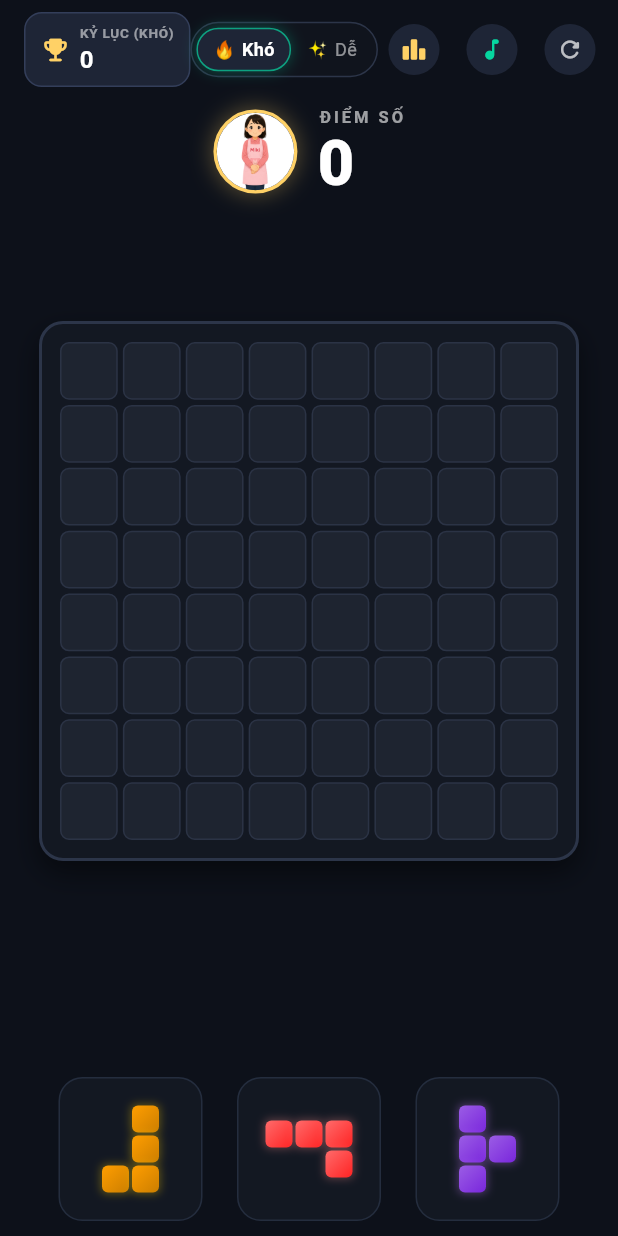
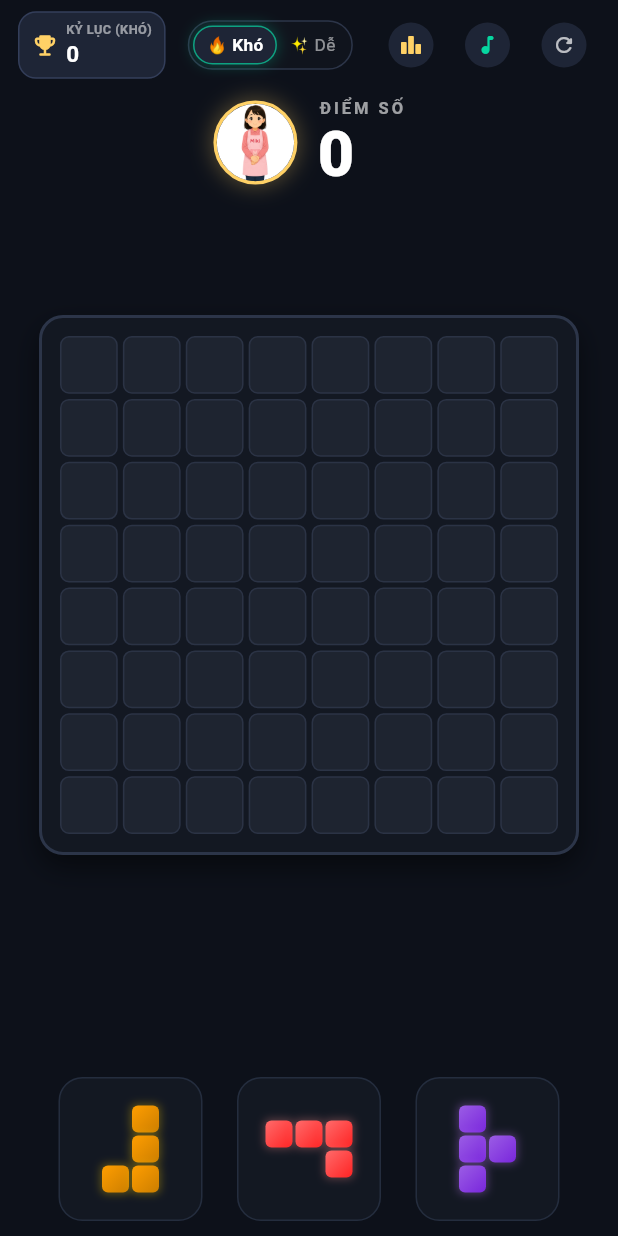
Before and after one commit to gavadehn/block_puzzle, a Flutter app: the screen it shows after launch, on a phone screen of 412 x 824 dp. Run offline on Flutter 3.47's test engine with Material 3 defaults, Android fonts, the phone set to English and light mode, and no system bars; our stand-ins replace audioplayers, shared_preferences; statements that could not run were skipped.

Commit message:
fix(ui): responsive top header layout for narrow screens and mode-specific high score display

```diff
--- a/lib/logic/game_controller.dart
+++ b/lib/logic/game_controller.dart
@@ -2,6 +2,7 @@ import 'dart:math';
 import 'package:flutter/material.dart';
 import '../models/block_shape.dart';
 import '../services/audio_manager.dart';
+import '../services/high_score_service.dart';
 
 class ClearedLineInfo {
   final List<int> rows;
@@ -30,7 +31,6 @@ class GameController extends ChangeNotifier {
 
   int? _selectedHandIndex;
   int _score = 0;
-  int _highScore = 0;
   int _comboStreak = 0;
   bool _isGameOver = false;
 
@@ -43,7 +43,7 @@ class GameController extends ChangeNotifier {
   List<BlockShape?> get hand => _hand;
   int? get selectedHandIndex => _selectedHandIndex;
   int get score => _score;
-  int get highScore => _highScore;
+  int get highScore => max(_score, HighScoreService.instance.getHighestScore(_mode));
   int get comboStreak => _comboStreak;
   bool get isGameOver => _isGameOver;
   Set<String> get clearingCells => _clearingCells;
@@ -203,12 +203,7 @@ class GameController extends ChangeNotifier {
       AudioManager.instance.playDrop();
     }
 
-    // 5. Update High Score (without mid-game fanfare interruption)
-    if (_score > _highScore) {
-      _highScore = _score;
-    }
-
-    // 6. Refill hand if all 3 used
+    // 5. Refill hand if all 3 used
     if (_hand.every((s) => s == null)) {
       _spawnHand();
     }
--- a/lib/ui/widgets/score_board.dart
+++ b/lib/ui/widgets/score_board.dart
@@ -33,57 +33,66 @@ class ScoreBoardWidget extends StatelessWidget {
   @override
   Widget build(BuildContext context) {
     return Padding(
-      padding: const EdgeInsets.symmetric(horizontal: 16, vertical: 8),
+      padding: const EdgeInsets.symmetric(horizontal: 12, vertical: 6),
       child: Column(
         children: [
           // Row 1: High Score + Mode Selector + Controls
           Row(
             mainAxisAlignment: MainAxisAlignment.spaceBetween,
+            crossAxisAlignment: CrossAxisAlignment.center,
             children: [
               // High Score Card (Clickable to open Leaderboard)
-              ListenableBuilder(
+              Flexible(
+                child: ListenableBuilder(
                   listenable: HighScoreService.instance,
                   builder: (context, _) {
-                  final bestScore = max(highScore, HighScoreService.instance.getHighestScore(mode));
+                    final bestScore = max(score, HighScoreService.instance.getHighestScore(mode));
                     return InkWell(
                       onTap: () => _showLeaderboard(context),
                       borderRadius: BorderRadius.circular(12),
                       child: Container(
-                      padding: const EdgeInsets.symmetric(horizontal: 10, vertical: 6),
+                        padding: const EdgeInsets.symmetric(horizontal: 8, vertical: 5),
                         decoration: BoxDecoration(
                           color: const Color(0xFF1E2536),
                           borderRadius: BorderRadius.circular(12),
                           border: Border.all(color: const Color(0xFF333E5A)),
                         ),
                         child: Row(
+                          mainAxisSize: MainAxisSize.min,
                           children: [
                             const Icon(
                               Icons.emoji_events_rounded,
                               color: Color(0xFFFFD166),
-                            size: 20,
+                              size: 18,
                             ),
-                          const SizedBox(width: 6),
-                          Column(
+                            const SizedBox(width: 5),
+                            Flexible(
+                              child: Column(
                                 crossAxisAlignment: CrossAxisAlignment.start,
+                                mainAxisSize: MainAxisSize.min,
                                 children: [
                                   Text(
                                     'KỶ LỤC (${mode.displayName.toUpperCase()})',
                                     style: const TextStyle(
                                       color: Colors.white54,
-                                  fontSize: 9,
+                                      fontSize: 8.5,
                                       fontWeight: FontWeight.bold,
-                                  letterSpacing: 0.5,
+                                      letterSpacing: 0.3,
                                     ),
+                                    maxLines: 1,
+                                    overflow: TextOverflow.ellipsis,
                                   ),
                                   Text(
                                     '$bestScore',
                                     style: const TextStyle(
                                       color: Colors.white,
-                                  fontSize: 16,
+                                      fontSize: 15,
                                       fontWeight: FontWeight.bold,
                                     ),
+                                    maxLines: 1,
                                   ),
                                 ],
+                              ),
                             ),
                           ],
                         ),
@@ -91,10 +100,12 @@ class ScoreBoardWidget extends StatelessWidget {
                     );
                   },
                 ),
+              ),
+              const SizedBox(width: 6),
 
               // Mode Selector (🔥 Khó | ✨ Dễ)
               Container(
-                padding: const EdgeInsets.all(3),
+                padding: const EdgeInsets.all(2.5),
                 decoration: BoxDecoration(
                   color: const Color(0xFF10141D),
                   borderRadius: BorderRadius.circular(20),
@@ -118,6 +129,7 @@ class ScoreBoardWidget extends StatelessWidget {
                   ],
                 ),
               ),
+              const SizedBox(width: 6),
 
               // Action Buttons: Leaderboard, Audio, Restart
               ListenableBuilder(
@@ -130,42 +142,42 @@ class ScoreBoardWidget extends StatelessWidget {
                       // Leaderboard Button
                       IconButton(
                         onPressed: () => _showLeaderboard(context),
-                        icon: const Icon(Icons.leaderboard_rounded, size: 18),
+                        icon: const Icon(Icons.leaderboard_rounded, size: 16),
                         color: const Color(0xFFFFD166),
                         tooltip: 'Bảng vàng kỷ lục',
                         style: IconButton.styleFrom(
                           backgroundColor: const Color(0xFF1E2536),
-                          padding: const EdgeInsets.all(6),
-                          minimumSize: const Size(34, 34),
+                          padding: EdgeInsets.zero,
+                          minimumSize: const Size(30, 30),
                         ),
                       ),
-                      const SizedBox(width: 4),
+                      const SizedBox(width: 3),
                       // Music Toggle Button
                       IconButton(
                         onPressed: () => audio.toggleMusic(),
                         icon: Icon(
                           audio.isMusicEnabled ? Icons.music_note_rounded : Icons.music_off_rounded,
-                          size: 18,
+                          size: 16,
                         ),
                         color: audio.isMusicEnabled ? const Color(0xFF06D6A0) : Colors.white38,
                         tooltip: audio.isMusicEnabled ? 'Tắt nhạc nền' : 'Bật nhạc nền',
                         style: IconButton.styleFrom(
                           backgroundColor: const Color(0xFF1E2536),
-                          padding: const EdgeInsets.all(6),
-                          minimumSize: const Size(34, 34),
+                          padding: EdgeInsets.zero,
+                          minimumSize: const Size(30, 30),
                         ),
                       ),
-                      const SizedBox(width: 4),
+                      const SizedBox(width: 3),
                       // Restart Button
                       IconButton(
                         onPressed: onRestart,
-                        icon: const Icon(Icons.refresh_rounded, size: 18),
+                        icon: const Icon(Icons.refresh_rounded, size: 16),
                         color: Colors.white70,
                         tooltip: 'Chơi lại',
                         style: IconButton.styleFrom(
                           backgroundColor: const Color(0xFF1E2536),
-                          padding: const EdgeInsets.all(6),
-                          minimumSize: const Size(34, 34),
+                          padding: EdgeInsets.zero,
+                          minimumSize: const Size(30, 30),
                         ),
                       ),
                     ],
@@ -174,7 +186,7 @@ class ScoreBoardWidget extends StatelessWidget {
               ),
             ],
           ),
-          const SizedBox(height: 12),
+          const SizedBox(height: 10),
 
           // Current Score with Miki Mascot
           Row(
@@ -302,7 +314,7 @@ class ScoreBoardWidget extends StatelessWidget {
       borderRadius: BorderRadius.circular(16),
       child: AnimatedContainer(
         duration: const Duration(milliseconds: 180),
-        padding: const EdgeInsets.symmetric(horizontal: 10, vertical: 5),
+        padding: const EdgeInsets.symmetric(horizontal: 8, vertical: 4),
         decoration: BoxDecoration(
           color: isSelected ? const Color(0xFF1E2536) : Colors.transparent,
           borderRadius: BorderRadius.circular(16),
@@ -321,13 +333,13 @@ class ScoreBoardWidget extends StatelessWidget {
         child: Row(
           mainAxisSize: MainAxisSize.min,
           children: [
-            Text(icon, style: const TextStyle(fontSize: 12)),
-            const SizedBox(width: 4),
+            Text(icon, style: const TextStyle(fontSize: 11)),
+            const SizedBox(width: 3),
             Text(
               title,
               style: TextStyle(
                 color: isSelected ? Colors.white : Colors.white54,
-                fontSize: 12,
+                fontSize: 11.5,
                 fontWeight: isSelected ? FontWeight.bold : FontWeight.normal,
               ),
             ),
```
Also changed, not shown: 1 other file. Lines whose indentation alone changed are shown as unchanged.
